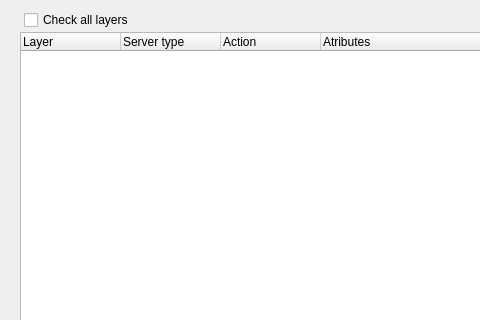
Old version of the form dlg_currentComposition.ui in the repository LESPROJEKT/qgis-layman-plugin; both pictures show x 0 to 480 and y 0 to 320 of the 845 by 450 pixel window.
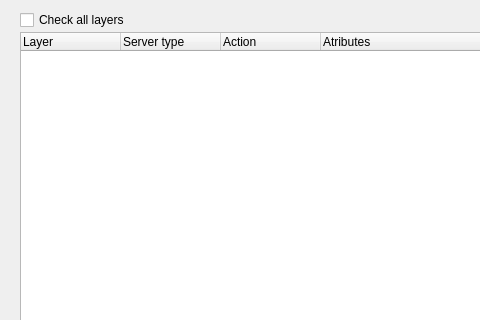
New version of the form. Icons and pictures are not drawn.

What changed in the file:
```diff
--- a/dlg_currentComposition.ui
+++ b/dlg_currentComposition.ui
@@ -247,7 +247,7 @@
     <widget class="QCheckBox" name="checkBox_all">
      <property name="geometry">
       <rect>
-       <x>14</x>
+       <x>10</x>
        <y>0</y>
        <width>161</width>
        <height>20</height>
```
